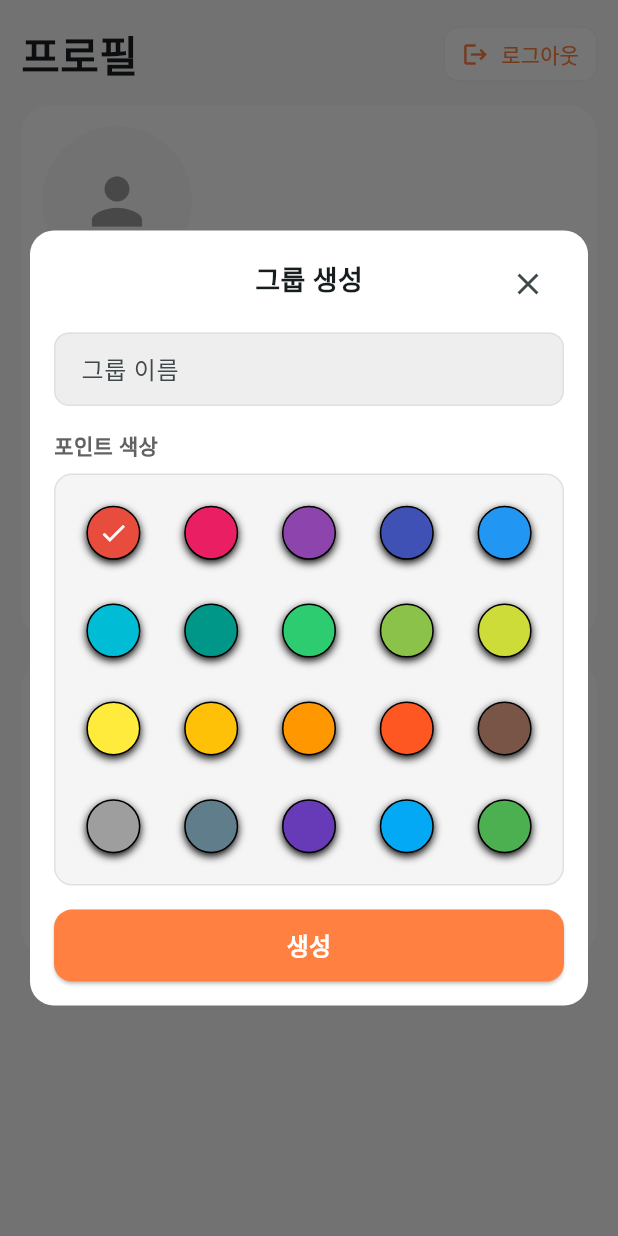
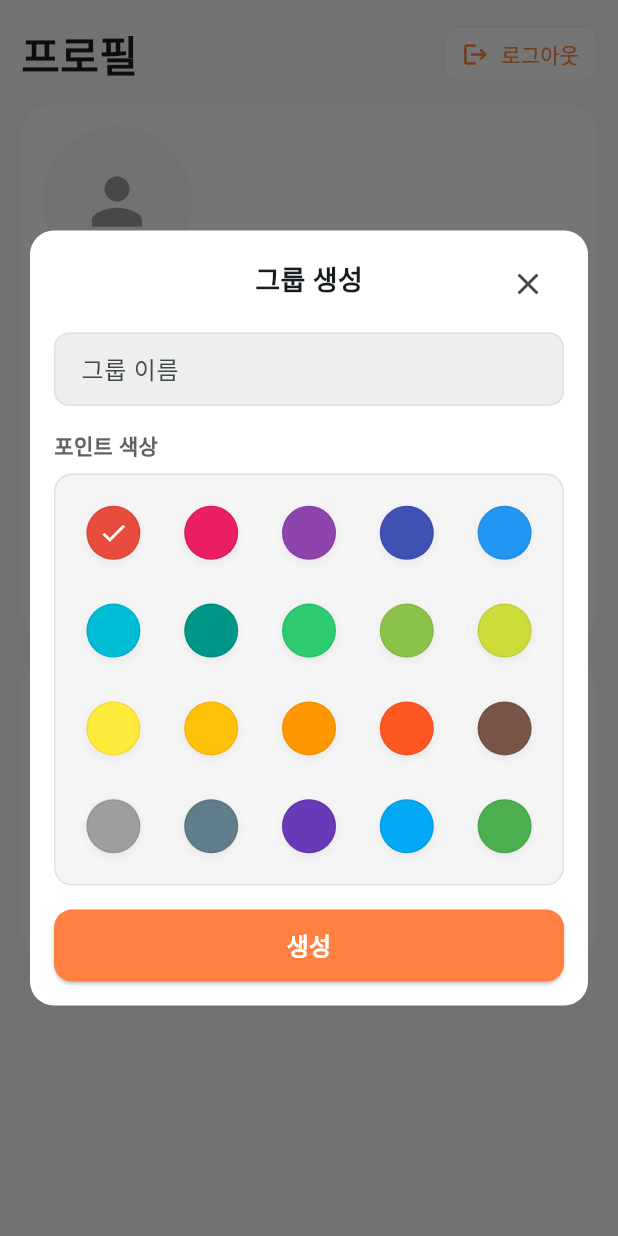
Before and after one commit to bebiv0212/ar_travel_diary_app, a Flutter app: the ProfileScreen screen opened directly, after a tap on the "add" icon, on a phone screen of 412 x 824 dp. Run offline on Flutter 3.47's test engine with Material 3 defaults, Android fonts, the light colour scheme and no system bars; our stand-ins replace dio, flutter_image_compress, flutter_secure_storage, geolocator, image_picker, permission_handler; missing offline and left inert: exif, kakao_map_plugin; accounts and stored records are empty; network calls fail.

Commit message:
팔레트 오류 수정, 프로필 스크린 그룹마커 추가

```diff
--- a/lib/screens/profile_screen.dart
+++ b/lib/screens/profile_screen.dart
@@ -29,26 +29,39 @@ class ProfileScreen extends StatelessWidget {
           onRefresh: () => context.read<GroupProvider>().load(),
           child: SingleChildScrollView(
             padding: const EdgeInsets.symmetric(horizontal: 14),
-            physics: const AlwaysScrollableScrollPhysics(), // 컨텐츠가 짧아도 당겨서 새로고침 허용
+            physics: const AlwaysScrollableScrollPhysics(),
+            // 컨텐츠가 짧아도 당겨서 새로고침 허용
             child: Column(
               crossAxisAlignment: CrossAxisAlignment.start,
               children: [
                 const SizedBox(height: 16),
                 Row(
                   children: [
-                    Expanded(child: const Text('프로필', style: TextStyle(fontSize: 28, fontWeight: FontWeight.bold))),
+                    Expanded(
+                      child: const Text(
+                        '프로필',
+                        style: TextStyle(
+                          fontSize: 28,
+                          fontWeight: FontWeight.bold,
+                        ),
+                      ),
+                    ),
                     // 로그아웃: 우상단 고정 (폭 좁을 때 자동 축소)
                     FittedBox(
                       fit: BoxFit.scaleDown,
                       child: OutlinedButton.icon(
                         style: OutlinedButton.styleFrom(
-                          shape: RoundedRectangleBorder(borderRadius: BorderRadiusGeometry.circular(10)),
+                          shape: RoundedRectangleBorder(
+                            borderRadius: BorderRadiusGeometry.circular(10),
+                          ),
                           tapTargetSize: MaterialTapTargetSize.shrinkWrap,
                           minimumSize: const Size(0, 36),
                           padding: const EdgeInsets.symmetric(horizontal: 12),
                           // ✅ 색상 지정
-                          foregroundColor: AppColors.mainColor,                 // 텍스트+아이콘 색
-                          side: BorderSide(color: Colors.grey, width: 0.1), // 테두리 색
+                          foregroundColor: AppColors.mainColor,
+                          // 텍스트+아이콘 색
+                          side: BorderSide(color: Colors.grey, width: 0.1),
+                          // 테두리 색
                           // (선택) 눌림 효과
                           overlayColor: AppColors.mainColor,
                           // (선택) 배경색 쓰고 싶으면:
@@ -61,7 +74,10 @@ class ProfileScreen extends StatelessWidget {
                             const SnackBar(content: Text('로그아웃 되었습니다.')),
                           );
                         },
-                        icon: const Icon(Icons.logout, color: AppColors.mainColor,),
+                        icon: const Icon(
+                          Icons.logout,
+                          color: AppColors.mainColor,
+                        ),
                         label: const Text('로그아웃'),
                       ),
                     ),
@@ -76,7 +92,8 @@ class ProfileScreen extends StatelessWidget {
                     crossAxisAlignment: CrossAxisAlignment.start,
                     children: [
                       Row(
-                        crossAxisAlignment: CrossAxisAlignment.start, // 버튼을 윗줄에 맞추기
+                        crossAxisAlignment: CrossAxisAlignment.start,
+                        // 버튼을 윗줄에 맞추기
                         children: [
                           // 아바타
                           ClipOval(
@@ -86,13 +103,12 @@ class ProfileScreen extends StatelessWidget {
                               color: const Color(0xFFF9F9F9),
                               child: const Center(
                                 child: Icon(
-                                  Icons.person,     // 원하는 아이콘
-                                  size: 50,         // 아이콘 크기
+                                  Icons.person, // 원하는 아이콘
+                                  size: 50, // 아이콘 크기
                                   color: Colors.grey,
                                 ),
                               ),
                             ),
-
                           ),
                           const SizedBox(width: 20),
 
@@ -101,21 +117,28 @@ class ProfileScreen extends StatelessWidget {
                             child: SizedBox(
                               height: 100, // 아바타와 동일 높이
                               child: Align(
-                                alignment: Alignment.centerLeft, // 세로 가운데 + 왼쪽 정렬
+                                alignment: Alignment.centerLeft,
+                                // 세로 가운데 + 왼쪽 정렬
                                 child: Column(
                                   mainAxisSize: MainAxisSize.min,
                                   crossAxisAlignment: CrossAxisAlignment.start,
                                   children: [
                                     Text(
                                       auth.userDisplayName,
-                                      style: const TextStyle(fontSize: 15, fontWeight: FontWeight.bold),
+                                      style: const TextStyle(
+                                        fontSize: 15,
+                                        fontWeight: FontWeight.bold,
+                                      ),
                                       overflow: TextOverflow.ellipsis,
                                       maxLines: 1,
                                     ),
                                     const SizedBox(height: 4),
                                     Text(
                                       user?.email ?? '',
-                                      style: const TextStyle(fontSize: 15, color: Colors.grey),
+                                      style: const TextStyle(
+                                        fontSize: 15,
+                                        color: Colors.grey,
+                                      ),
                                       overflow: TextOverflow.ellipsis,
                                       maxLines: 1,
                                     ),
@@ -126,14 +149,18 @@ class ProfileScreen extends StatelessWidget {
                           ),
 
                           const SizedBox(width: 8),
-
-
                         ],
                       ),
 
                       const SizedBox(height: 16),
 
-                      const Text('나의 기록', style: TextStyle(fontSize: 28, fontWeight: FontWeight.bold)),
+                      const Text(
+                        '나의 기록',
+                        style: TextStyle(
+                          fontSize: 28,
+                          fontWeight: FontWeight.bold,
+                        ),
+                      ),
                       const SizedBox(height: 10),
 
                       Row(
@@ -144,49 +171,123 @@ class ProfileScreen extends StatelessWidget {
                             icon: const Icon(Icons.edit, size: 30),
                             textInt: Text(
                               '${context.watch<TripRecordProvider>().items.length}',
-                              style: const TextStyle(fontWeight: FontWeight.bold, fontSize: 40),
+                              style: const TextStyle(
+                                fontWeight: FontWeight.bold,
+                                fontSize: 40,
+                              ),
                             ),
                             textStr: '작성한 일기',
                           ),
 
                           // 자주 찾는 그룹 (가장 많이 등장한 group name)
-                          Builder(builder: (context) {
-                            final items = context.watch<TripRecordProvider>().items;
+                          Builder(
+                            builder: (context) {
+                              final items = context
+                                  .watch<TripRecordProvider>()
+                                  .items;
+
+                              // 최빈 그룹 계산 (group이 non-nullable이면 r.group.name 사용)
                               final groupCounts = <String, int>{};
                               for (final r in items) {
-                              final g = r.group?.name ?? '';
-                              if (g.isNotEmpty) {
-                                groupCounts[g] = (groupCounts[g] ?? 0) + 1;
+                                final name = r
+                                    .group
+                                    .name; // nullable이면 r.group?.name ?? '' 로
+                                if (name.isNotEmpty) {
+                                  groupCounts[name] =
+                                      (groupCounts[name] ?? 0) + 1;
                                 }
                               }
                               final topGroup = groupCounts.isNotEmpty
-                                ? groupCounts.entries.reduce((a, b) => a.value >= b.value ? a : b).key
-                                : '-';
+                                  ? groupCounts.entries
+                                  .reduce(
+                                    (a, b) => a.value >= b.value ? a : b,
+                              )
+                                  .key
+                                  : '';
+
+                              // 그룹 색상 찾기 (없으면 회색)
+                              final gp = context.watch<GroupProvider>();
+                              final color = gp.groups
+                                  .firstWhere(
+                                    (g) => g.name == topGroup,
+                                orElse: () => UiGroup(
+                                  id: '',
+                                  name: '-',
+                                  color: Colors.grey,
+                                ),
+                              )
+                                  .color;
 
                               return Greybox(
                                 icon: const Icon(Icons.group, size: 35),
-                              textInt: Text(
-                                topGroup,
-                                style: const TextStyle(fontWeight: FontWeight.bold, fontSize: 20),
+                                textInt: Text.rich(
+                                  TextSpan(
+                                    children: [
+                                      // 아이콘을 텍스트 '알파벳 베이스라인'에 정렬
+                                      WidgetSpan(
+                                        alignment: PlaceholderAlignment.middle,
+                                        child: Transform.translate(
+                                          offset: const Offset(0, -3),
+                                          // -1.0 ~ -2.0 사이로 미세 조정
+                                          child: Icon(
+                                            Icons.location_on,
+                                            size: 25,
+                                            color: color,
                                           ),
+                                        ),
+                                      ),
+
+                                      WidgetSpan(
+                                        alignment:
+                                        PlaceholderAlignment.baseline,
+                                        baseline: TextBaseline.alphabetic,
+                                        child: const SizedBox(width: 0.5),
+                                      ),
+                                      TextSpan(
+                                        text: topGroup,
+                                        style: const TextStyle(
+                                          fontWeight: FontWeight.bold,
+                                          fontSize: 25,
+                                          height: 1.0, // 줄높이로 인한 흔들림 방지
+                                        ),
+                                      ),
+                                    ],
+                                  ),
+                                  textHeightBehavior: const TextHeightBehavior(
+                                    applyHeightToFirstAscent: false,
+                                    applyHeightToLastDescent: false,
+                                  ),
+                                  overflow: TextOverflow.ellipsis,
+                                ),
+
                                 textStr: '자주 찾는 그룹',
                               );
-                          }),
+                            },
+                          ),
 
                           // AR 사진 수 (photoUrls가 비어있지 않은 기록 개수)
-                          Builder(builder: (context) {
-                            final items = context.watch<TripRecordProvider>().items;
-                            final photoCount = items.where((r) => r.photoUrls.isNotEmpty).length;
+                          Builder(
+                            builder: (context) {
+                              final items = context
+                                  .watch<TripRecordProvider>()
+                                  .items;
+                              final photoCount = items
+                                  .where((r) => r.photoUrls.isNotEmpty)
+                                  .length;
 
                               return Greybox(
                                 icon: const Icon(Icons.photo_camera, size: 30),
                                 textInt: Text(
                                   '$photoCount',
-                                style: const TextStyle(fontWeight: FontWeight.bold, fontSize: 40),
+                                  style: const TextStyle(
+                                    fontWeight: FontWeight.bold,
+                                    fontSize: 40,
+                                  ),
                                 ),
                                 textStr: 'AR 사진',
                               );
-                          }),
+                            },
+                          ),
                         ],
                       ),
                     ],
@@ -201,7 +302,13 @@ class ProfileScreen extends StatelessWidget {
                   child: Column(
                     crossAxisAlignment: CrossAxisAlignment.start,
                     children: [
-                      const Text('그룹 관리', style: TextStyle(fontSize: 28, fontWeight: FontWeight.bold)),
+                      const Text(
+                        '그룹 관리',
+                        style: TextStyle(
+                          fontSize: 28,
+                          fontWeight: FontWeight.bold,
+                        ),
+                      ),
                       const SizedBox(height: 12),
 
                       Consumer<GroupProvider>(
@@ -211,7 +318,9 @@ class ProfileScreen extends StatelessWidget {
                               padding: EdgeInsets.all(12),
                               child: SizedBox(
                                 height: 48,
-                                child: Center(child: CircularProgressIndicator()),
+                                child: Center(
+                                  child: CircularProgressIndicator(),
+                                ),
                               ),
                             );
                           }
@@ -220,7 +329,10 @@ class ProfileScreen extends StatelessWidget {
                             return Column(
                               crossAxisAlignment: CrossAxisAlignment.start,
                               children: [
-                                Text('불러오기 실패: ${gp.error}', style: const TextStyle(color: Colors.red)),
+                                Text(
+                                  '불러오기 실패: ${gp.error}',
+                                  style: const TextStyle(color: Colors.red),
+                                ),
                                 const SizedBox(height: 8),
                                 OutlinedButton.icon(
                                   onPressed: () => gp.load(),
@@ -235,7 +347,11 @@ class ProfileScreen extends StatelessWidget {
                           return LayoutBuilder(
                             builder: (context, constraints) {
                               // 한 줄에 몇 개 보여줄지 계산 (최소 120px 폭 보장)
-                              final crossAxisCount = (constraints.maxWidth / 120).floor().clamp(3,4);
+                              final crossAxisCount =
+                              (constraints.maxWidth / 120).floor().clamp(
+                                3,
+                                4,
+                              );
 
                               return GridView.count(
                                 crossAxisCount: crossAxisCount,
@@ -261,7 +377,6 @@ class ProfileScreen extends StatelessWidget {
                   ),
                 ),
 
-
                 const SizedBox(height: 24),
               ],
             ),
--- a/lib/widgets/profile_widgets/group_card.dart
+++ b/lib/widgets/profile_widgets/group_card.dart
@@ -305,12 +305,12 @@ class _GroupEditDialogState extends State<_GroupEditDialog> {
                                     color: c,
                                     shape: BoxShape.circle,
                                     border: Border.all(
-                                      color: Colors.black.withValues(alpha: 0.15),
+                                      color: Color(0x0F000000), // 0x0F = 6% 불투명
                                       width: 1,
                                     ),
                                     boxShadow: [
                                       BoxShadow(
-                                        color: Colors.black.withValues(alpha: 0.06),
+                                        color: Color(0x0F000000), // 0x0F = 6% 불투명
                                         blurRadius: 4,
                                         offset: const Offset(0, 2),
                                       )
--- a/lib/widgets/profile_widgets/group_create_btn.dart
+++ b/lib/widgets/profile_widgets/group_create_btn.dart
@@ -188,12 +188,12 @@ class _GroupCreateBtnState extends State<GroupCreateBtn> {
                                     color: c,
                                     shape: BoxShape.circle,
                                     border: Border.all(
-                                      color: Colors.black,
+                                      color: Color(0x0F000000), // 0x0F = 6% 불투명
                                       width: 1,
                                     ),
                                     boxShadow: [
                                       BoxShadow(
-                                        color: Colors.black,
+                                        color: Color(0x0F000000), // 0x0F = 6% 불투명
                                         blurRadius: 4,
                                         offset: const Offset(0, 2),
                                       )
```
Lines whose indentation alone changed are shown as unchanged.
